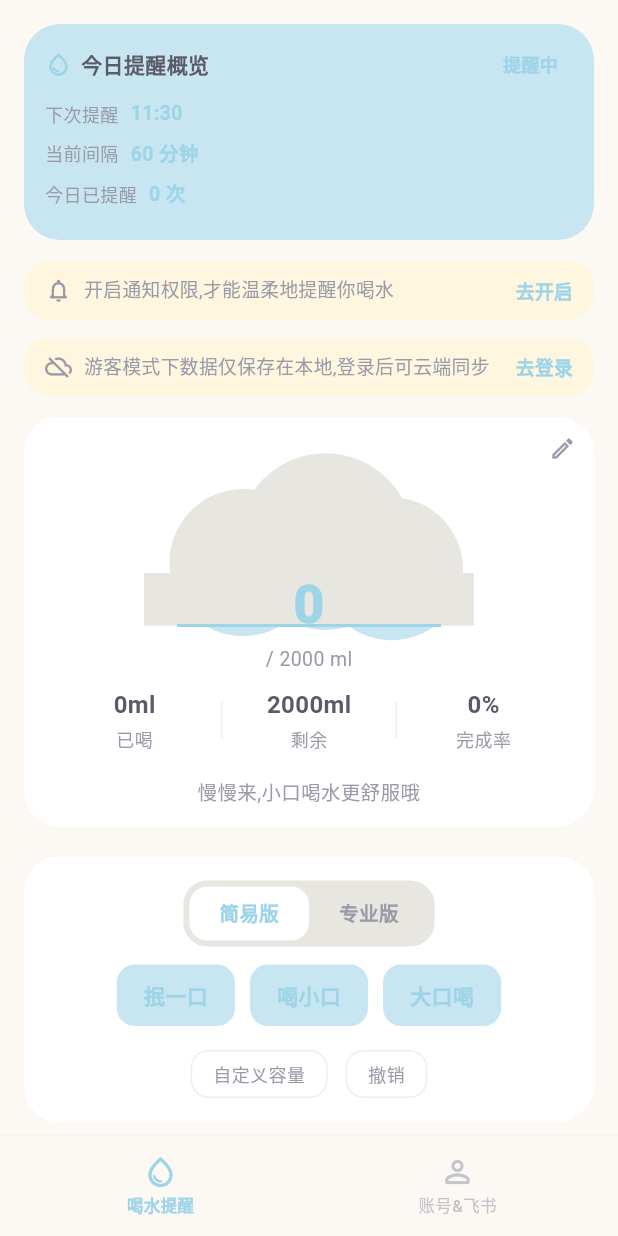
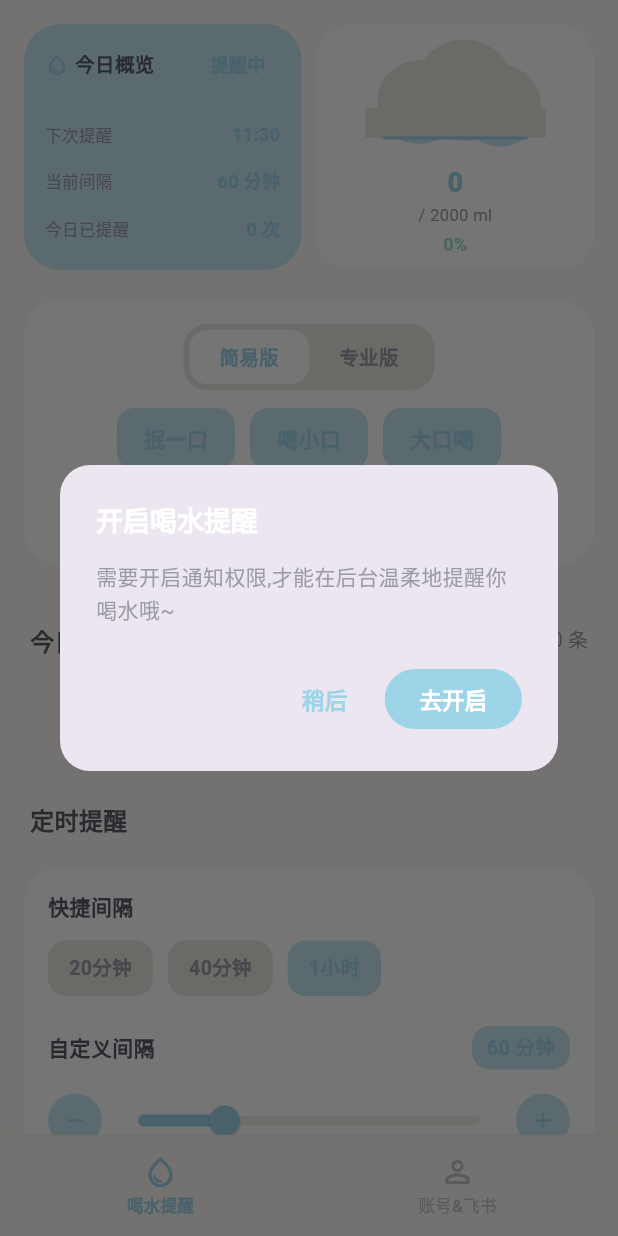
Before and after one commit to kyle1762/drinking, a Flutter app: the screen it shows after launch, on a phone screen of 412 x 824 dp. Run offline on Flutter 3.47's test engine with Material 3 defaults, Android fonts, the phone set to English and light mode, and no system bars; our stand-ins replace audioplayers, flutter_local_notifications, permission_handler, shared_preferences, webview_flutter; missing offline and left inert: android_alarm_manager_plus.

Commit message:
ui: 今日概览+云朵各占一半+删除SoftBanner+首次启动弹窗通知权限

```diff
--- a/lib/pages/home_page.dart
+++ b/lib/pages/home_page.dart
@@ -1,6 +1,11 @@
 import 'package:flutter/material.dart';
 import 'package:flutter/services.dart';
+import 'package:shared_preferences/shared_preferences.dart';
+import 'package:provider/provider.dart';
 import '../theme/app_colors.dart';
+import '../services/notification_service.dart';
+import '../services/alarm_service.dart';
+import '../state/app_state.dart';
 import 'reminder/reminder_page.dart';
 import 'account/account_page.dart';
 
@@ -28,6 +33,49 @@ class HomePage extends StatefulWidget {
 class _HomePageState extends State<HomePage> {
   int _index = 0;
   DateTime? _lastBackPressed;
+
+  @override
+  void initState() {
+    super.initState();
+    // 首次启动时弹窗提醒开启通知权限
+    WidgetsBinding.instance.addPostFrameCallback((_) => _checkFirstLaunchNotification());
+  }
+
+  /// 首次启动检查:若未弹过通知权限提醒且未授权,弹窗引导
+  Future<void> _checkFirstLaunchNotification() async {
+    final prefs = await SharedPreferences.getInstance();
+    final hasPrompted = prefs.getBool('hasPromptedNotification') ?? false;
+    if (hasPrompted) return;
+    // 标记已弹过(无论用户选择)
+    await prefs.setBool('hasPromptedNotification', true);
+    if (!mounted) return;
+    final s = context.read<AppState>();
+    if (s.notificationGranted) return;
+    // 弹窗引导
+    final ok = await showDialog<bool>(
+      context: context,
+      builder: (ctx) => AlertDialog(
+        shape: RoundedRectangleBorder(borderRadius: BorderRadius.circular(20)),
+        title: const Text('开启喝水提醒', style: TextStyle(fontSize: 18, fontWeight: FontWeight.w700)),
+        content: const Text('需要开启通知权限,才能在后台温柔地提醒你喝水哦~', style: TextStyle(fontSize: 14, height: 1.5)),
+        actions: [
+          TextButton(onPressed: () => Navigator.pop(ctx, false), child: const Text('稍后')),
+          FilledButton(onPressed: () => Navigator.pop(ctx, true), child: const Text('去开启')),
+        ],
+      ),
+    );
+    if (ok == true) {
+      final granted = await NotificationService.requestPermission();
+      s.setNotificationGranted(granted);
+      if (!mounted) return;
+      ScaffoldMessenger.of(context).showSnackBar(
+        SnackBar(content: Text(granted ? '通知权限已开启,温柔提醒已就绪' : '通知权限被拒绝,可在系统设置中开启')),
+      );
+      if (granted && s.reminderEnabled && !s.reminderPaused) {
+        await AlarmService.scheduleLoop(s.loopInterval);
+      }
+    }
+  }
 
   Future<bool> _onWillPop() async {
     // 弹窗打开时由系统处理关闭
--- a/lib/pages/reminder/reminder_page.dart
+++ b/lib/pages/reminder/reminder_page.dart
@@ -5,7 +5,6 @@ import '../../state/app_state.dart';
 import '../../theme/app_colors.dart';
 import '../../widgets/common.dart';
 import '../../dialogs.dart';
-import '../../services/notification_service.dart';
 import '../../services/alarm_service.dart';
 import '../../services/audio_service.dart';
 import '../stats/stats_page.dart';
@@ -15,28 +14,12 @@ class ReminderPage extends StatelessWidget {
 
   @override
   Widget build(BuildContext context) {
-    final s = context.watch<AppState>();
     return Scaffold(
       body: SafeArea(
         child: ListView(
           padding: const EdgeInsets.only(bottom: 120),
           children: [
             _SplitHeader(),
-            if (!s.notificationGranted)
-              SoftBanner(
-                icon: Icons.notifications_none_rounded,
-                text: '开启通知权限,才能温柔地提醒你喝水',
-                actionText: '去开启',
-                onAction: () => _requestNotification(context),
-              ),
-            if (s.isGuest)
-              SoftBanner(
-                icon: Icons.cloud_off_outlined,
-                text: '游客模式下数据仅保存在本地,登录后可云端同步',
-                actionText: '去登录',
-                onAction: () => _goAccount(context),
-              ),
-            const CloudProgressCard(),
             const PunchButton(),
             const SizedBox(height: 8),
             const RecordList(),
@@ -50,53 +33,38 @@ class ReminderPage extends StatelessWidget {
       ),
     );
   }
-
-  Future<void> _requestNotification(BuildContext context) async {
-    final s = context.read<AppState>();
-    final granted = await NotificationService.requestPermission();
-    s.setNotificationGranted(granted);
-    if (!context.mounted) return;
-    ScaffoldMessenger.of(context).showSnackBar(
-      SnackBar(
-          content: Text(granted ? '通知权限已开启,温柔提醒已就绪' : '通知权限被拒绝,请在系统设置中开启')),
-    );
-    // 授权后立即注册循环提醒
-    if (granted && s.reminderEnabled && !s.reminderPaused) {
-      await AlarmService.scheduleLoop(s.loopInterval);
-    }
 }
 
-  void _goAccount(BuildContext context) {
-    // 引导跳转账号页(通过底部Tab切换,这里仅提示)
-    ScaffoldMessenger.of(context).showSnackBar(
-      const SnackBar(content: Text('请点击底部「账号&飞书」登录')),
-    );
-  }
-}
-
-/// 顶部标题状态栏 - 今日提醒概览卡片
+/// 顶部 - 今日概览(左) + 云朵图像(右),各占一半
 class _SplitHeader extends StatelessWidget {
   @override
   Widget build(BuildContext context) {
     final s = context.watch<AppState>();
     return Padding(
       padding: const EdgeInsets.fromLTRB(16, 16, 16, 8),
+      child: IntrinsicHeight(
+        child: Row(
+          crossAxisAlignment: CrossAxisAlignment.stretch,
+          children: [
+          // 左:今日概览
+          Expanded(
             child: CreamCard(
               color: AppColors.softBlue,
               padding: const EdgeInsets.all(14),
               child: Column(
                 crossAxisAlignment: CrossAxisAlignment.start,
+                mainAxisAlignment: MainAxisAlignment.spaceBetween,
                 children: [
                   Row(
                     children: [
                       const Icon(Icons.water_drop_outlined,
-                    size: 18, color: AppColors.softBlueDeep),
-                const SizedBox(width: 6),
+                          size: 16, color: AppColors.softBlueDeep),
+                      const SizedBox(width: 4),
                       const Expanded(
-                  child: Text('今日提醒概览',
+                        child: Text('今日概览',
                             style: TextStyle(
                                 color: AppColors.textPrimary,
-                          fontSize: 14,
+                                fontSize: 13,
                                 fontWeight: FontWeight.w700)),
                       ),
                       StatusTag(
@@ -107,10 +75,19 @@ class _SplitHeader extends StatelessWidget {
                       ),
                     ],
                   ),
-            const SizedBox(height: 10),
+                  const SizedBox(height: 8),
                   _overviewItem('下次提醒', s.nextReminderTime),
                   _overviewItem('当前间隔', '${s.loopInterval} 分钟'),
                   _overviewItem('今日已提醒', '${s.todayReminderCount} 次'),
+                ],
+              ),
+            ),
+          ),
+          const SizedBox(width: 10),
+          // 右:云朵图像
+          Expanded(
+            child: _CloudCard(),
+          ),
         ],
         ),
       ),
@@ -119,18 +96,61 @@ class _SplitHeader extends StatelessWidget {
 
   Widget _overviewItem(String label, String value) {
     return Padding(
-      padding: const EdgeInsets.only(bottom: 6),
+      padding: const EdgeInsets.only(bottom: 4),
       child: Row(
         children: [
           Text(label,
               style: const TextStyle(
-                  color: AppColors.textSecondary, fontSize: 12)),
-          const SizedBox(width: 8),
-          Text(value,
+                  color: AppColors.textSecondary, fontSize: 11)),
+          const SizedBox(width: 6),
+          Expanded(
+            child: Text(value,
+                textAlign: TextAlign.right,
                 style: const TextStyle(
                     color: AppColors.softBlueDeep,
-                  fontSize: 13,
+                    fontSize: 12,
                     fontWeight: FontWeight.w700)),
+          ),
+        ],
+      ),
+    );
+  }
+}
+
+/// 云朵图像卡片 - 显示今日饮水进度(云朵+总量/目标)
+class _CloudCard extends StatelessWidget {
+  @override
+  Widget build(BuildContext context) {
+    final s = context.watch<AppState>();
+    final rate = s.todayRate.clamp(0.0, 1.0);
+    return CreamCard(
+      padding: const EdgeInsets.symmetric(vertical: 8, horizontal: 6),
+      child: Column(
+        mainAxisAlignment: MainAxisAlignment.center,
+        children: [
+          Expanded(
+            child: Center(
+              child: CustomPaint(
+                size: const Size(120, 80),
+                painter: CloudPainter(rate),
+              ),
+            ),
+          ),
+          const SizedBox(height: 4),
+          Text('${s.todayTotal}',
+              style: const TextStyle(
+                  fontSize: 18,
+                  fontWeight: FontWeight.w800,
+                  color: AppColors.softBlueDeep)),
+          Text('/ ${s.todayGoal} ml',
+              style: const TextStyle(
+                  color: AppColors.textSecondary, fontSize: 11)),
+          const SizedBox(height: 2),
+          Text('${(rate * 100).round()}%',
+              style: const TextStyle(
+                  color: AppColors.mintDeep,
+                  fontSize: 12,
+                  fontWeight: FontWeight.w600)),
         ],
       ),
     );
--- a/lib/pages/stats/stats_page.dart
+++ b/lib/pages/stats/stats_page.dart
@@ -35,7 +35,7 @@ class CloudProgressCard extends StatelessWidget {
                     top: 20,
                     child: CustomPaint(
                       size: const Size(220, 140),
-                      painter: _CloudPainter(rate),
+                      painter: CloudPainter(rate),
                     ),
                   ),
                   // 数据
@@ -146,8 +146,8 @@ class CloudProgressCard extends StatelessWidget {
   }
 }
 
-class _CloudPainter extends CustomPainter {
-  _CloudPainter(this.rate);
+class CloudPainter extends CustomPainter {
+  CloudPainter(this.rate);
   final double rate;
 
   @override
@@ -184,7 +184,7 @@ class _CloudPainter extends CustomPainter {
   }
 
   @override
-  bool shouldRepaint(covariant _CloudPainter old) => old.rate != rate;
+  bool shouldRepaint(covariant CloudPainter old) => old.rate != rate;
 }
 
 /// 100% 触发的雨滴动画
```
Lines whose indentation alone changed are shown as unchanged.
